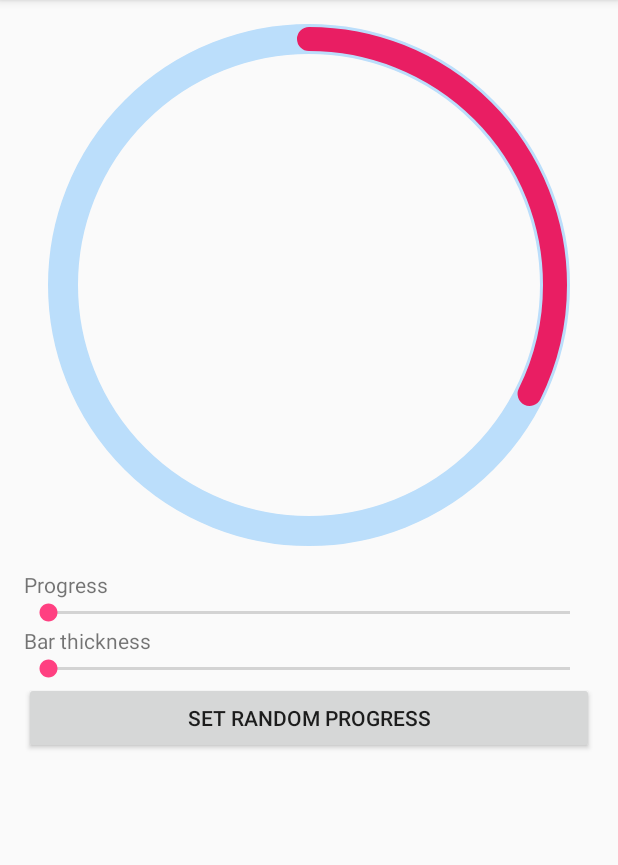
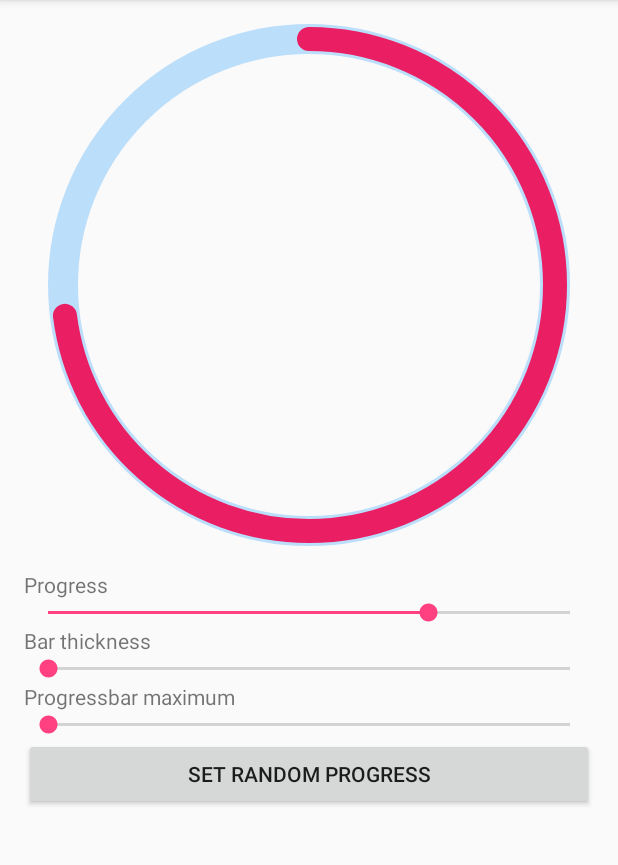
Before and after one commit to jomaceld/CircularProgressbar-Android, an Android app: the screen it shows after launch (MainActivity), after a tap on "SIMPLE PROGRESSBAR EXAMPLE", on a phone screen of 412 x 824 dp, the part 84-949 px from its top. Run offline under Robolectric (Android 15) with nearby library versions, the phone set to English and light mode, and no system bars.

Commit message:
Update examples

```diff
--- a/CircularProgressbarExampleApp/src/main/java/net/futuredrama/jomaceld/CircularProgressbar_ExampleApp/ComplexProgressbarFragment.java
+++ b/CircularProgressbarExampleApp/src/main/java/net/futuredrama/jomaceld/CircularProgressbar_ExampleApp/ComplexProgressbarFragment.java
@@ -16,7 +16,6 @@
 package net.futuredrama.jomaceld.CircularProgressbar_ExampleApp;
 
 import android.animation.ObjectAnimator;
-import android.graphics.Color;
 import android.os.Bundle;
 import android.support.v4.app.Fragment;
 import android.util.TypedValue;
@@ -112,7 +111,7 @@ public class ComplexProgressbarFragment extends Fragment {
             pBar.cancelSpin();
             for (int i = 0; i < barComponentsArray.size(); i++) {
                 BarComponent bar = barComponentsArray.get(i);
-                float auxValue = bar.getProgress();
+                float auxValue = bar.getValue();
                 bar.animateProgress(auxValue);
                 bar.animateAngleOffset(360,1000);
             }
--- a/CircularProgressbarExampleApp/src/main/java/net/futuredrama/jomaceld/CircularProgressbar_ExampleApp/ProgressbarExampleFragment.java
+++ b/CircularProgressbarExampleApp/src/main/java/net/futuredrama/jomaceld/CircularProgressbar_ExampleApp/ProgressbarExampleFragment.java
@@ -16,7 +16,6 @@
 package net.futuredrama.jomaceld.CircularProgressbar_ExampleApp;
 
 
-import android.graphics.Color;
 import android.os.Bundle;
 import android.support.v4.app.Fragment;
 import android.util.TypedValue;
@@ -39,6 +38,7 @@ public class ProgressbarExampleFragment extends Fragment implements SeekBar.OnSe
     CircleProgressbarView pBar;
     SeekBar sb_progress;
     SeekBar sb_barThickness;
+    SeekBar sb_maximum;
 
     public ProgressbarExampleFragment() {
         // Required empty public constructor
@@ -55,11 +55,6 @@ public class ProgressbarExampleFragment extends Fragment implements SeekBar.OnSe
         // Inflate the layout for this fragment
         View rootView = inflater.inflate(R.layout.fragment_progressbar_example, container, false);
 
-        pBar = (CircleProgressbarView) rootView.findViewById(R.id.pbar);
-
-        if(pBar != null)
-            setupProgressbar();
-
         Button buttonRandomProgress = (Button) rootView.findViewById(R.id.button_randomprogress);
         assert buttonRandomProgress != null;
         buttonRandomProgress.setOnClickListener(new View.OnClickListener() {
@@ -75,6 +70,15 @@ public class ProgressbarExampleFragment extends Fragment implements SeekBar.OnSe
         sb_barThickness = (SeekBar) rootView.findViewById(R.id.barThicknessSeekBar);
         sb_barThickness.setOnSeekBarChangeListener(this);
 
+        sb_maximum = (SeekBar) rootView.findViewById(R.id.maximumSeekBar);
+        sb_maximum.setMax(4);
+        sb_maximum.setOnSeekBarChangeListener(this);
+
+        pBar = (CircleProgressbarView) rootView.findViewById(R.id.pbar);
+
+        if(pBar != null)
+            setupProgressbar();
+
         return rootView;
     }
 
@@ -83,8 +87,8 @@ public class ProgressbarExampleFragment extends Fragment implements SeekBar.OnSe
         pBar.setNumberOfBars(1);
         // Set bars colors
         pBar.setBarsColors(new int[]{ getResources().getColor(R.color.bar1Color) });
-        // Animate the progress from current value to the desired value
-        pBar.setProgressWithAnimation(0.323f);
+        //Set a Random progress
+        setRandomProgress();
     }
 
     public void setRandomProgress() {
@@ -104,6 +108,9 @@ public class ProgressbarExampleFragment extends Fragment implements SeekBar.OnSe
             case R.id.progressSeekBar:
                 pBar.setProgressWithAnimation(progress/100f);
                 break;
+            case R.id.maximumSeekBar:
+                pBar.setMaximum(progress);
+                break;
         }
     }
 
--- a/CircularProgressbarExampleApp/src/main/res/layout/fragment_progressbar_example.xml
+++ b/CircularProgressbarExampleApp/src/main/res/layout/fragment_progressbar_example.xml
@@ -15,8 +15,7 @@
         android:layout_marginRight="32dp"
         app:backgroundColor="@color/progressbar_bgColor"
         app:backgroundThickness="20dp"
-        app:barThickness="16dp"
-        app:startAngle="-90"/>
+        app:barThickness="16dp"/>
 
     <ScrollView
         android:layout_width="match_parent"
@@ -51,6 +50,17 @@
                 android:layout_height="wrap_content"
                 android:id="@+id/barThicknessSeekBar"/>
 
+            <TextView
+                android:layout_width="match_parent"
+                android:layout_height="wrap_content"
+                android:text="Progressbar maximum"/>
+
+            <SeekBar
+                android:layout_width="match_parent"
+                android:layout_height="wrap_content"
+                android:id="@+id/maximumSeekBar"/>
+
+
             <Button
                 android:id="@+id/button_randomprogress"
                 android:layout_width="match_parent"
```
Also changed, not shown: CircularProgressbarExampleApp/src/main/res/layout/fragment_multibar_example.xml (+0 -25 lines).
